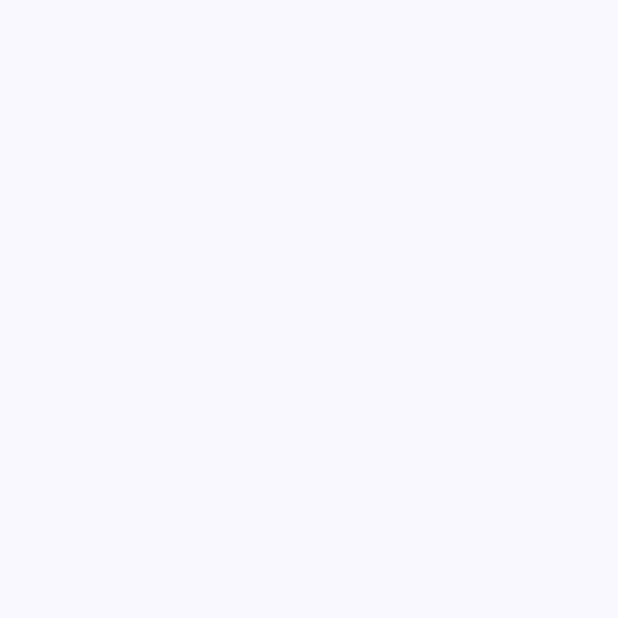
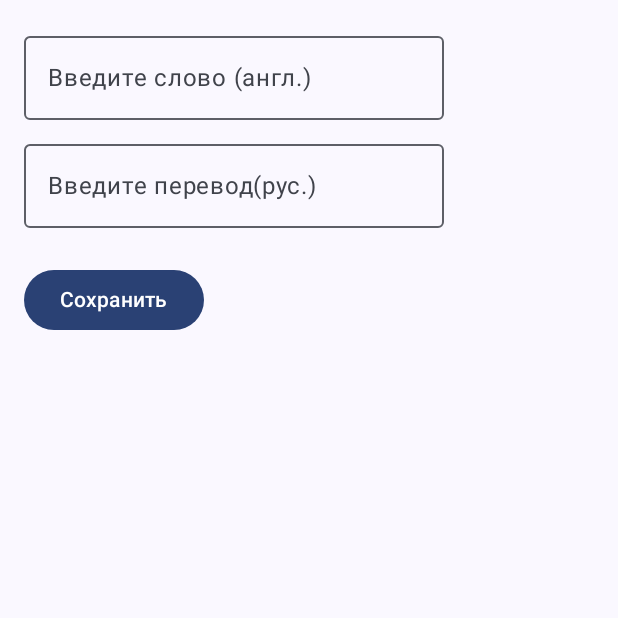
Before and after one commit to SergeiKrainyukov/MyFavoriteDictionary, an Android app built with Jetpack Compose: the AddWordScreen screen opened through its navigation route, on a phone screen of 412 x 824 dp, the top half of it. Before the commit the part shown is empty. Run offline under Robolectric (Android 15) with nearby library versions, the phone set to English and light mode, and no system bars; our stand-ins replace Room's generated code.

```diff
--- a/app/src/main/java/com/sergeikrainyukov/myfavoritedictionary/ui/MainActivity.kt
+++ b/app/src/main/java/com/sergeikrainyukov/myfavoritedictionary/ui/MainActivity.kt
@@ -20,22 +20,33 @@ import com.sergeikrainyukov.myfavoritedictionary.ui.screens.DictionaryScreen
 import com.sergeikrainyukov.myfavoritedictionary.ui.screens.MenuScreen
 import com.sergeikrainyukov.myfavoritedictionary.ui.screens.PracticeScreen
 import com.sergeikrainyukov.myfavoritedictionary.ui.theme.MyFavoriteDictionaryTheme
+import com.sergeikrainyukov.myfavoritedictionary.ui.viewModels.AddWordScreenViewModel
 import com.sergeikrainyukov.myfavoritedictionary.ui.viewModels.PracticeScreenViewModel
 
 class MainActivity : ComponentActivity() {
     private lateinit var practiceScreenViewModel: PracticeScreenViewModel
+    private lateinit var addWordScreenViewModel: AddWordScreenViewModel
 
     override fun onCreate(savedInstanceState: Bundle?) {
         super.onCreate(savedInstanceState)
-        practiceScreenViewModel = ViewModelProvider(this, PracticeScreenViewModelFactory(DbProvider.provideAppDataBase(context = this)))[PracticeScreenViewModel::class.java]
+        practiceScreenViewModel = ViewModelProvider(
+            this,
+            ViewModelFactory(DbProvider.provideAppDataBase(context = this))
+        )[PracticeScreenViewModel::class.java]
+        addWordScreenViewModel = ViewModelProvider(
+            this,
+            ViewModelFactory(DbProvider.provideAppDataBase(context = this))
+        )[AddWordScreenViewModel::class.java]
         setContent {
             MyFavoriteDictionaryTheme {
-                // A surface container using the 'background' color from the theme
                 Surface(
                     modifier = Modifier.fillMaxSize(),
                     color = MaterialTheme.colorScheme.background
                 ) {
-                    App(practiceScreenViewModel = practiceScreenViewModel)
+                    App(
+                        practiceScreenViewModel = practiceScreenViewModel,
+                        addWordScreenViewModel = addWordScreenViewModel
+                    )
                 }
             }
         }
@@ -43,17 +54,20 @@ class MainActivity : ComponentActivity() {
 }
 
 @Composable
-fun App(practiceScreenViewModel: PracticeScreenViewModel) {
+fun App(
+    practiceScreenViewModel: PracticeScreenViewModel,
+    addWordScreenViewModel: AddWordScreenViewModel
+) {
     val navController = rememberNavController()
     NavHost(navController = navController, startDestination = "main") {
         composable("main") { MenuScreen(navController) }
-        composable("add_word") { AddWordScreen() }
+        composable("add_word") { AddWordScreen(addWordScreenViewModel, navController) }
         composable("practice") { PracticeScreen(practiceScreenViewModel) }
         composable("dictionary") { DictionaryScreen() }
     }
 }
 
-class PracticeScreenViewModelFactory(
+class ViewModelFactory(
     private val appDatabase: AppDatabase
 ) : ViewModelProvider.Factory {
 
@@ -62,6 +76,10 @@ class PracticeScreenViewModelFactory(
             @Suppress("UNCHECKED_CAST")
             return PracticeScreenViewModel(appDatabase) as T
         }
+        if (modelClass.isAssignableFrom(AddWordScreenViewModel::class.java)) {
+            @Suppress("UNCHECKED_CAST")
+            return AddWordScreenViewModel(appDatabase) as T
+        }
         throw IllegalArgumentException("Unknown ViewModel class")
     }
 }
--- a/app/src/main/java/com/sergeikrainyukov/myfavoritedictionary/ui/screens/AddWordScreen.kt
+++ b/app/src/main/java/com/sergeikrainyukov/myfavoritedictionary/ui/screens/AddWordScreen.kt
@@ -1,15 +1,55 @@
 package com.sergeikrainyukov.myfavoritedictionary.ui.screens
 
-import androidx.compose.foundation.layout.Box
+import androidx.compose.foundation.layout.Column
+import androidx.compose.foundation.layout.PaddingValues
 import androidx.compose.foundation.layout.fillMaxSize
+import androidx.compose.foundation.layout.padding
+import androidx.compose.material3.Button
+import androidx.compose.material3.ExperimentalMaterial3Api
+import androidx.compose.material3.OutlinedTextField
+import androidx.compose.material3.Text
 import androidx.compose.runtime.Composable
-import androidx.compose.ui.Alignment
+import androidx.compose.runtime.getValue
+import androidx.compose.runtime.mutableStateOf
+import androidx.compose.runtime.remember
+import androidx.compose.runtime.setValue
 import androidx.compose.ui.Modifier
+import androidx.compose.ui.unit.dp
+import androidx.navigation.NavController
+import com.sergeikrainyukov.myfavoritedictionary.ui.viewModels.AddWordScreenViewModel
 
+@OptIn(ExperimentalMaterial3Api::class)
 @Composable
-fun AddWordScreen() {
-    Box(
-        modifier = Modifier.fillMaxSize(),
-        contentAlignment = Alignment.Center
-    ) {}
+fun AddWordScreen(viewModel: AddWordScreenViewModel, navController: NavController) {
+    // Состояния для текстовых полей
+    var word by remember { mutableStateOf("") }
+    var translation by remember { mutableStateOf("") }
+
+    Column(
+        modifier = Modifier
+            .fillMaxSize()
+            .padding(PaddingValues(16.dp))
+    ) {
+        OutlinedTextField(
+            value = word,
+            onValueChange = { word = it },
+            label = { Text("Введите слово (англ.)") },
+            modifier = Modifier.padding(bottom = 8.dp)
+        )
+        OutlinedTextField(
+            value = translation,
+            onValueChange = { translation = it },
+            label = { Text("Введите перевод(рус.)") },
+            modifier = Modifier.padding(bottom = 16.dp)
+        )
+        Button(
+            onClick = {
+                viewModel.saveWord(word, translation)
+                navController.popBackStack()
+            },
+            modifier = Modifier.padding(top = 8.dp)
+        ) {
+            Text("Сохранить")
+        }
+    }
 }
--- /dev/null
+++ b/app/src/main/java/com/sergeikrainyukov/myfavoritedictionary/ui/viewModels/AddWordScreenViewModel.kt
@@ -0,0 +1,16 @@
+package com.sergeikrainyukov.myfavoritedictionary.ui.viewModels
+
+import androidx.lifecycle.ViewModel
+import androidx.lifecycle.viewModelScope
+import com.sergeikrainyukov.myfavoritedictionary.db.AppDatabase
+import com.sergeikrainyukov.myfavoritedictionary.db.WordEntity
+import kotlinx.coroutines.launch
+
+class AddWordScreenViewModel(private val appDatabase: AppDatabase) : ViewModel() {
+    fun saveWord(en: String, rus: String) {
+        viewModelScope.launch {
+            if (en.isNotBlank() && rus.isNotBlank())
+                appDatabase.wordEntityDao().insert(WordEntity(en = en, rus = rus))
+        }
+    }
+}
```
